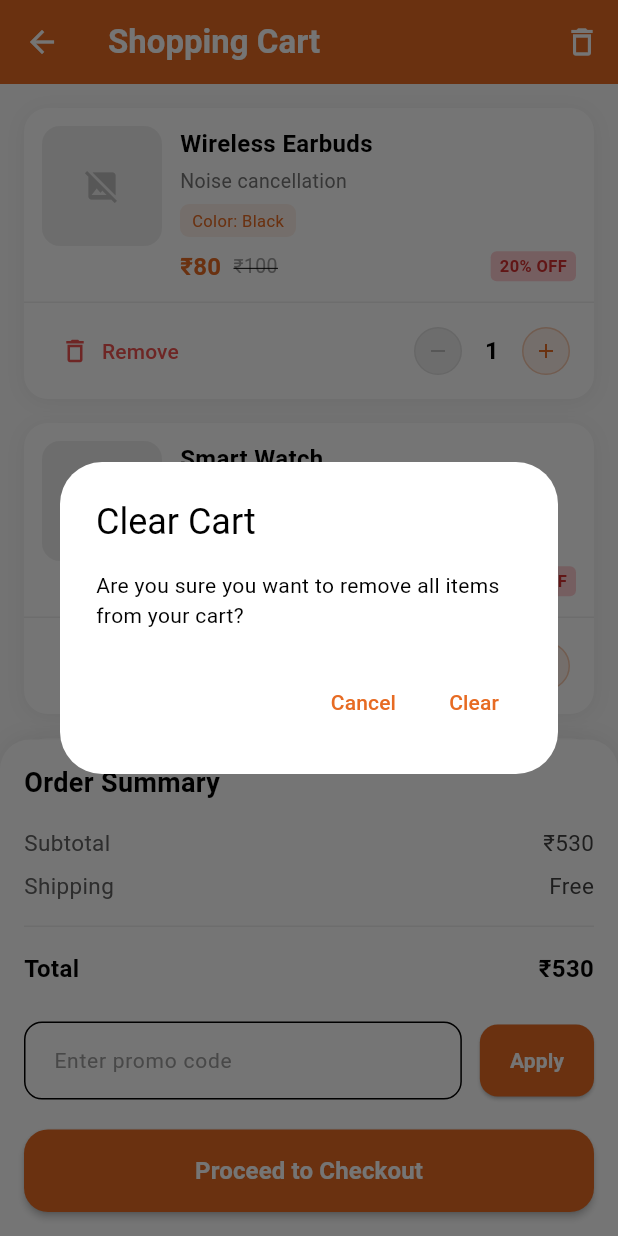
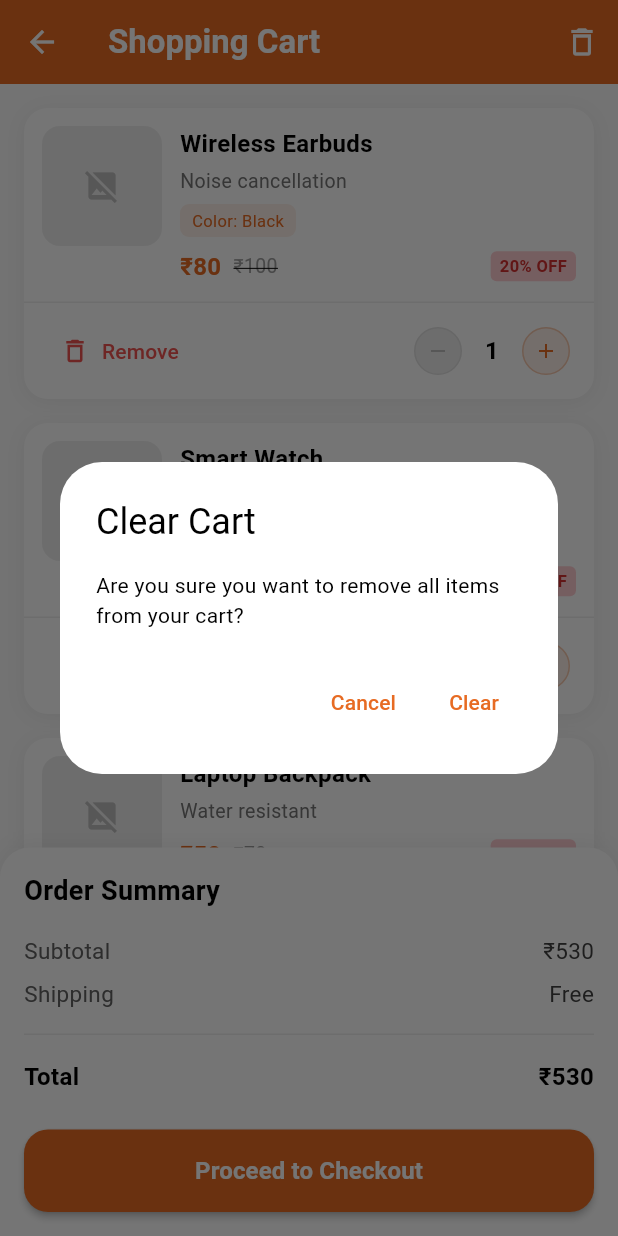
Before and after one commit to rachit9981/Ecommerce_FL_Flutter, a Flutter app: the CartPage screen opened directly, after a tap on the "delete outline" icon, on a phone screen of 412 x 824 dp. Run offline on Flutter 3.47's test engine with Material 3 defaults, Android fonts, the phone set to English and light mode, and no system bars; network calls fail.

Commit message:
Removed extra stuff from Cart Page

```diff
--- a/lib/components/cart/cart_comp.dart
+++ b/lib/components/cart/cart_comp.dart
@@ -366,20 +366,14 @@ class CartSummary extends StatelessWidget {
   final List<CartItem> items;
   final double? discountAmount;
   final double? shippingCost;
-  final String? promoCode;
   final VoidCallback onCheckout;
-  final VoidCallback? onPromoCodeApply;
-  final TextEditingController? promoController;
 
   const CartSummary({
     Key? key,
     required this.items,
     this.discountAmount,
     this.shippingCost,
-    this.promoCode,
     required this.onCheckout,
-    this.onPromoCodeApply,
-    this.promoController,
   }) : super(key: key);
 
   double get subtotal {
@@ -455,16 +449,6 @@ class CartSummary extends StatelessWidget {
             ),
           ],
 
-          if (promoCode != null && promoCode!.isNotEmpty) ...[
-            const SizedBox(height: 8),
-            _SummaryRow(
-              label: "Promo ($promoCode)",
-              value: "Applied",
-              valueColor: Colors.green.shade700,
-              isSmallScreen: isSmallScreen,
-            ),
-          ],
-
           const SizedBox(height: 16),
           Divider(height: 1, thickness: 1, color: Colors.grey.shade200),
           const SizedBox(height: 16),
@@ -478,60 +462,6 @@ class CartSummary extends StatelessWidget {
           ),
 
           const SizedBox(height: 24),
-
-          // Promo code input
-          if (onPromoCodeApply != null) ...[
-            Row(
-              children: [
-                Expanded(
-                  child: TextField(
-                    controller: promoController,
-                    decoration: InputDecoration(
-                      hintText: "Enter promo code",
-                      hintStyle: TextStyle(
-                        color: Colors.grey.shade500,
-                        fontSize: isSmallScreen ? 13 : 14,
-                      ),
-                      border: OutlineInputBorder(
-                        borderRadius: BorderRadius.circular(12),
-                        borderSide: BorderSide(color: Colors.grey.shade300),
-                      ),
-                      contentPadding: EdgeInsets.symmetric(
-                        horizontal: 16,
-                        vertical: isSmallScreen ? 10 : 14,
-                      ),
-                    ),
-                  ),
-                ),
-
-                const SizedBox(width: 12),
-
-                ElevatedButton(
-                  onPressed: onPromoCodeApply,
-                  style: ElevatedButton.styleFrom(
-                    backgroundColor: theme.colorScheme.primary,
-                    foregroundColor: Colors.white,
-                    padding: EdgeInsets.symmetric(
-                      horizontal: isSmallScreen ? 14 : 20,
-                      vertical: isSmallScreen ? 10 : 14,
-                    ),
-                    shape: RoundedRectangleBorder(
-                      borderRadius: BorderRadius.circular(12),
-                    ),
-                  ),
-                  child: Text(
-                    "Apply",
-                    style: TextStyle(
-                      fontWeight: FontWeight.bold,
-                      fontSize: isSmallScreen ? 13 : 14,
-                    ),
-                  ),
-                ),
-              ],
-            ),
-
-            const SizedBox(height: 20),
-          ],
 
           // Checkout button
           SizedBox(
--- a/lib/pages/cart_page.dart
+++ b/lib/pages/cart_page.dart
@@ -9,9 +9,6 @@ class CartPage extends StatefulWidget {
 }
 
 class _CartPageState extends State<CartPage> {
-  // Controller for promo code input
-  final TextEditingController _promoController = TextEditingController();
-
   // Sample cart items - in a real app, these would come from a state management solution
   List<CartItem> _cartItems = [
     CartItem(
@@ -53,13 +50,6 @@ class _CartPageState extends State<CartPage> {
   // Shipping and discount values
   final double _shippingCost = 0.0; // Free shipping
   double _discountAmount = 0.0;
-  String? _appliedPromoCode;
-
-  @override
-  void dispose() {
-    _promoController.dispose();
-    super.dispose();
-  }
 
   void _updateQuantity(String itemId, int newQuantity) {
     setState(() {
@@ -80,39 +70,6 @@ class _CartPageState extends State<CartPage> {
     setState(() {
       _cartItems = [];
       _discountAmount = 0;
-      _appliedPromoCode = null;
-      _promoController.clear();
-    });
-  }
-
-  void _applyPromoCode() {
-    final code = _promoController.text.trim().toUpperCase();
-    if (code.isEmpty) {
-      ScaffoldMessenger.of(context).showSnackBar(
-        const SnackBar(content: Text('Please enter a promo code')),
-      );
-      return;
-    }
-
-    // This would normally validate the code against a backend
-    setState(() {
-      if (code == 'DISCOUNT20') {
-        _discountAmount = 20.0;
-        _appliedPromoCode = code;
-        ScaffoldMessenger.of(context).showSnackBar(
-          const SnackBar(content: Text('Promo code applied successfully!')),
-        );
-      } else if (code == 'SAVE30') {
-        _discountAmount = 30.0;
-        _appliedPromoCode = code;
-        ScaffoldMessenger.of(context).showSnackBar(
-          const SnackBar(content: Text('Promo code applied successfully!')),
-        );
-      } else {
-        ScaffoldMessenger.of(context).showSnackBar(
-          const SnackBar(content: Text('Invalid promo code')),
-        );
-      }
     });
   }
 
@@ -129,8 +86,6 @@ class _CartPageState extends State<CartPage> {
 
   @override
   Widget build(BuildContext context) {
-    // final theme = Theme.of(context);
-
     return Scaffold(
       backgroundColor: Colors.grey.shade50,
       appBar: AppBar(
@@ -198,10 +153,7 @@ class _CartPageState extends State<CartPage> {
                     items: _cartItems,
                     discountAmount: _discountAmount,
                     shippingCost: _shippingCost,
-                    promoCode: _appliedPromoCode,
-                    promoController: _promoController,
                     onCheckout: _proceedToCheckout,
-                    onPromoCodeApply: _applyPromoCode,
                   ),
                 ],
               ),
```
